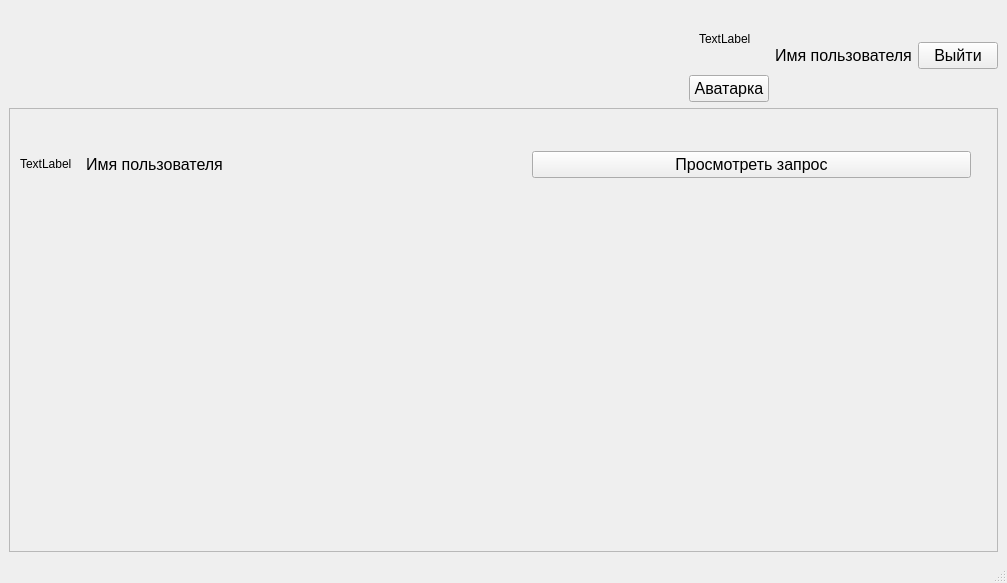
This is YandexProject1/teacher_main_new.ui in JKarak/app-for-applications as Qt 5 draws it before an edit. The edited form follows.
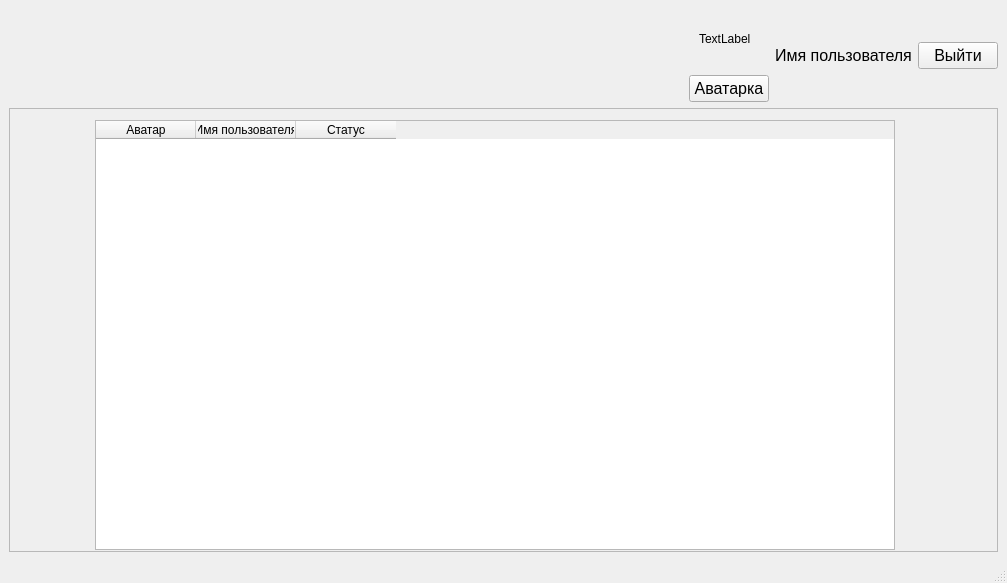
This is the edited form.

The edit to the form file:
```diff
--- a/YandexProject1/teacher_main_new.ui
+++ b/YandexProject1/teacher_main_new.ui
@@ -121,12 +121,12 @@
           <x>10</x>
           <y>10</y>
           <width>951</width>
-          <height>91</height>
+          <height>432</height>
          </rect>
         </property>
         <layout class="QHBoxLayout" name="horizontalLayout_2">
          <item>
-          <widget class="QLabel" name="label_4">
+          <widget class="QTableWidget" name="tableWidget">
            <property name="sizePolicy">
             <sizepolicy hsizetype="Fixed" vsizetype="Fixed">
              <horstretch>0</horstretch>
@@ -135,43 +135,25 @@
            </property>
            <property name="minimumSize">
             <size>
-             <width>60</width>
-             <height>60</height>
+             <width>800</width>
+             <height>430</height>
             </size>
            </property>
-           <property name="maximumSize">
-            <size>
-             <width>60</width>
-             <height>60</height>
-            </size>
-           </property>
+           <column>
            <property name="text">
-            <string>TextLabel</string>
-           </property>
-          </widget>
-         </item>
-         <item>
-          <widget class="QLabel" name="label_2">
-           <property name="font">
-            <font>
-             <pointsize>12</pointsize>
-            </font>
-           </property>
+             <string>Аватар</string>
+            </property>
+           </column>
+           <column>
            <property name="text">
             <string>Имя пользователя</string>
            </property>
-          </widget>
-         </item>
-         <item>
-          <widget class="QPushButton" name="pushButton_4">
-           <property name="font">
-            <font>
-             <pointsize>12</pointsize>
-            </font>
-           </property>
+           </column>
+           <column>
            <property name="text">
-            <string>Просмотреть запрос</string>
-           </property>
+             <string>Статус</string>
+            </property>
+           </column>
           </widget>
          </item>
         </layout>
```
Lines whose indentation alone changed are shown as unchanged.
